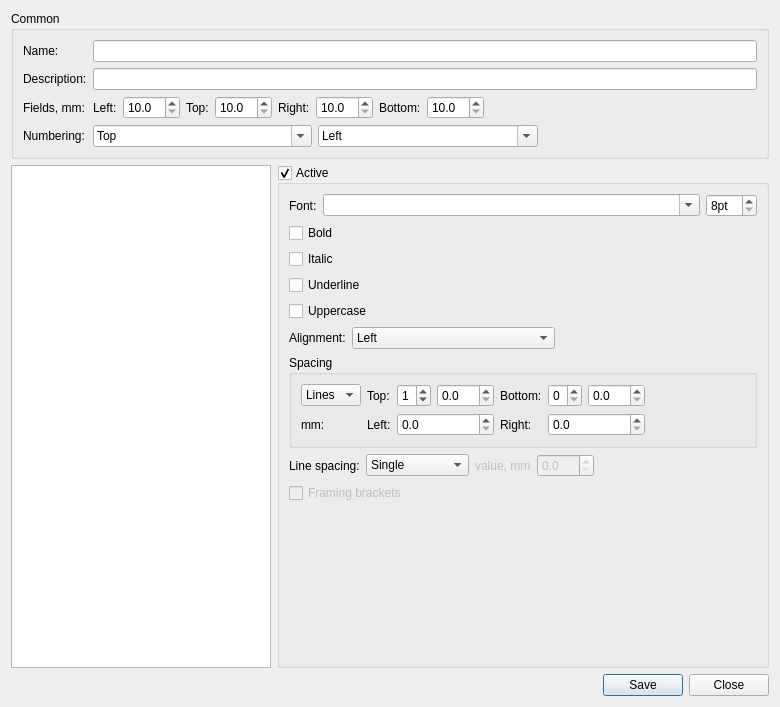
Qt form src/bin/scenarist-desktop/UserInterfaceLayer/Settings/TemplateDialog.ui (dimkanovikov/KITScenarist) before a commit.
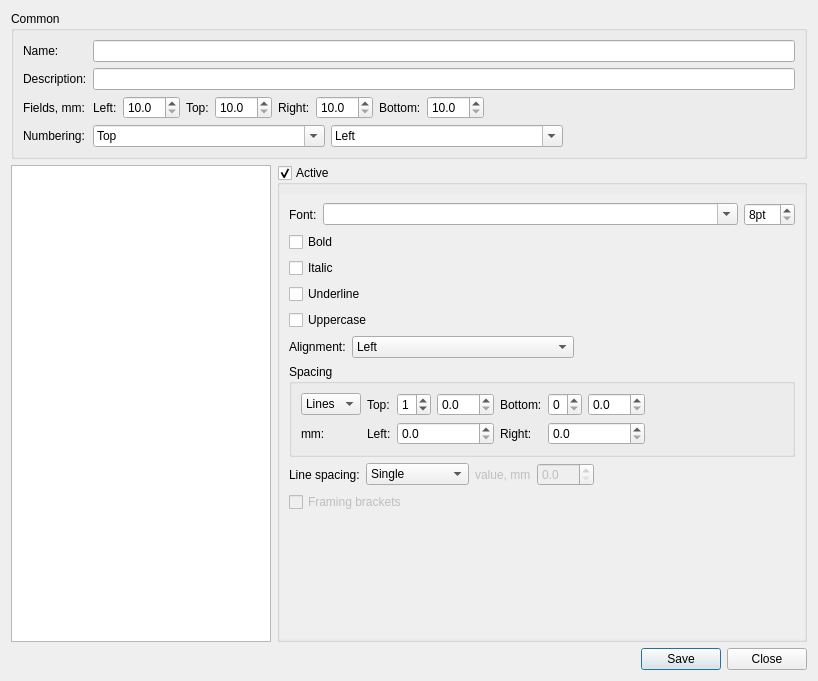
The same form after that commit.

Commit message: Add scrollarea for template settings

Diff of the .ui file:
```diff
--- a/src/bin/scenarist-desktop/UserInterfaceLayer/Settings/TemplateDialog.ui
+++ b/src/bin/scenarist-desktop/UserInterfaceLayer/Settings/TemplateDialog.ui
@@ -6,8 +6,8 @@
    <rect>
     <x>0</x>
     <y>0</y>
-    <width>780</width>
-    <height>707</height>
+    <width>804</width>
+    <height>681</height>
    </rect>
   </property>
   <property name="windowTitle">
@@ -237,6 +237,12 @@
        <verstretch>0</verstretch>
       </sizepolicy>
      </property>
+     <property name="minimumSize">
+      <size>
+       <width>530</width>
+       <height>0</height>
+      </size>
+     </property>
      <property name="title">
       <string>Active</string>
      </property>
@@ -244,92 +250,46 @@
       <bool>true</bool>
      </property>
      <layout class="QGridLayout" name="gridLayout">
-      <item row="1" column="0">
-       <widget class="QCheckBox" name="bold">
-        <property name="text">
-         <string>Bold</string>
-        </property>
-       </widget>
-      </item>
-      <item row="8" column="0" colspan="2">
-       <layout class="QHBoxLayout" name="horizontalLayout_4">
-        <item>
-         <widget class="QLabel" name="label_16">
-          <property name="text">
-           <string>Line spacing:</string>
-          </property>
-         </widget>
-        </item>
-        <item>
-         <widget class="QComboBox" name="lineSpacing">
-          <item>
-           <property name="text">
-            <string>Single</string>
-           </property>
-          </item>
-          <item>
-           <property name="text">
-            <string>One and Half</string>
-           </property>
-          </item>
-          <item>
-           <property name="text">
-            <string>Double</string>
-           </property>
-          </item>
-          <item>
-           <property name="text">
-            <string>Fixed</string>
-           </property>
-          </item>
-         </widget>
-        </item>
-        <item>
-         <widget class="QLabel" name="lineSpacingValueLabel">
-          <property name="enabled">
-           <bool>false</bool>
-          </property>
-          <property name="text">
-           <string>value, mm</string>
-          </property>
-         </widget>
-        </item>
-        <item>
-         <widget class="QDoubleSpinBox" name="lineSpacingValue">
-          <property name="enabled">
-           <bool>false</bool>
-          </property>
-          <property name="decimals">
-           <number>1</number>
-          </property>
-          <property name="maximum">
-           <double>100.000000000000000</double>
-          </property>
-         </widget>
-        </item>
-        <item>
-         <spacer name="horizontalSpacer_6">
-          <property name="orientation">
-           <enum>Qt::Horizontal</enum>
-          </property>
-          <property name="sizeHint" stdset="0">
-           <size>
-            <width>40</width>
-            <height>20</height>
-           </size>
-          </property>
-         </spacer>
-        </item>
-       </layout>
-      </item>
-      <item row="3" column="0">
-       <widget class="QCheckBox" name="underline">
-        <property name="text">
-         <string>Underline</string>
-        </property>
-       </widget>
-      </item>
-      <item row="6" column="0" rowspan="2" colspan="2">
+      <property name="leftMargin">
+       <number>0</number>
+      </property>
+      <property name="rightMargin">
+       <number>0</number>
+      </property>
+      <property name="bottomMargin">
+       <number>0</number>
+      </property>
+      <property name="spacing">
+       <number>0</number>
+      </property>
+      <item row="0" column="0">
+       <widget class="QScrollArea" name="scrollArea">
+        <property name="sizePolicy">
+         <sizepolicy hsizetype="Expanding" vsizetype="Expanding">
+          <horstretch>0</horstretch>
+          <verstretch>0</verstretch>
+         </sizepolicy>
+        </property>
+        <property name="frameShape">
+         <enum>QFrame::NoFrame</enum>
+        </property>
+        <property name="frameShadow">
+         <enum>QFrame::Plain</enum>
+        </property>
+        <property name="widgetResizable">
+         <bool>true</bool>
+        </property>
+        <widget class="QWidget" name="scrollAreaWidgetContents">
+         <property name="geometry">
+          <rect>
+           <x>0</x>
+           <y>0</y>
+           <width>522</width>
+           <height>411</height>
+          </rect>
+         </property>
+         <layout class="QGridLayout" name="gridLayout_5">
+          <item row="7" column="0">
        <widget class="QGroupBox" name="groupBox_2">
         <property name="title">
          <string>Spacing</string>
@@ -468,7 +428,153 @@
         </layout>
        </widget>
       </item>
-      <item row="0" column="0" colspan="2">
+          <item row="5" column="0">
+           <widget class="QCheckBox" name="uppercase">
+            <property name="text">
+             <string>Uppercase</string>
+            </property>
+           </widget>
+          </item>
+          <item row="4" column="0">
+           <widget class="QCheckBox" name="underline">
+            <property name="text">
+             <string>Underline</string>
+            </property>
+           </widget>
+          </item>
+          <item row="8" column="0">
+           <layout class="QHBoxLayout" name="horizontalLayout_4">
+            <item>
+             <widget class="QLabel" name="label_16">
+              <property name="text">
+               <string>Line spacing:</string>
+              </property>
+             </widget>
+            </item>
+            <item>
+             <widget class="QComboBox" name="lineSpacing">
+              <item>
+               <property name="text">
+                <string>Single</string>
+               </property>
+              </item>
+              <item>
+               <property name="text">
+                <string>One and Half</string>
+               </property>
+              </item>
+              <item>
+               <property name="text">
+                <string>Double</string>
+               </property>
+              </item>
+              <item>
+               <property name="text">
+                <string>Fixed</string>
+               </property>
+              </item>
+             </widget>
+            </item>
+            <item>
+             <widget class="QLabel" name="lineSpacingValueLabel">
+              <property name="enabled">
+               <bool>false</bool>
+              </property>
+              <property name="text">
+               <string>value, mm</string>
+              </property>
+             </widget>
+            </item>
+            <item>
+             <widget class="QDoubleSpinBox" name="lineSpacingValue">
+              <property name="enabled">
+               <bool>false</bool>
+              </property>
+              <property name="decimals">
+               <number>1</number>
+              </property>
+              <property name="maximum">
+               <double>100.000000000000000</double>
+              </property>
+             </widget>
+            </item>
+            <item>
+             <spacer name="horizontalSpacer_6">
+              <property name="orientation">
+               <enum>Qt::Horizontal</enum>
+              </property>
+              <property name="sizeHint" stdset="0">
+               <size>
+                <width>40</width>
+                <height>20</height>
+               </size>
+              </property>
+             </spacer>
+            </item>
+           </layout>
+          </item>
+          <item row="3" column="0">
+           <widget class="QCheckBox" name="italic">
+            <property name="text">
+             <string>Italic</string>
+            </property>
+           </widget>
+          </item>
+          <item row="6" column="0">
+           <layout class="QHBoxLayout" name="horizontalLayout_3">
+            <item>
+             <widget class="QLabel" name="label_2">
+              <property name="text">
+               <string>Alignment:</string>
+              </property>
+             </widget>
+            </item>
+            <item>
+             <widget class="QComboBox" name="alignment">
+              <property name="sizePolicy">
+               <sizepolicy hsizetype="Expanding" vsizetype="Fixed">
+                <horstretch>0</horstretch>
+                <verstretch>0</verstretch>
+               </sizepolicy>
+              </property>
+              <item>
+               <property name="text">
+                <string>Left</string>
+               </property>
+              </item>
+              <item>
+               <property name="text">
+                <string>Center</string>
+               </property>
+              </item>
+              <item>
+               <property name="text">
+                <string>Right</string>
+               </property>
+              </item>
+              <item>
+               <property name="text">
+                <string>Justify</string>
+               </property>
+              </item>
+             </widget>
+            </item>
+            <item>
+             <spacer name="horizontalSpacer_3">
+              <property name="orientation">
+               <enum>Qt::Horizontal</enum>
+              </property>
+              <property name="sizeHint" stdset="0">
+               <size>
+                <width>40</width>
+                <height>20</height>
+               </size>
+              </property>
+             </spacer>
+            </item>
+           </layout>
+          </item>
+          <item row="0" column="0">
        <layout class="QHBoxLayout" name="horizontalLayout_2">
         <item>
          <widget class="QLabel" name="label">
@@ -505,61 +611,24 @@
         </item>
        </layout>
       </item>
-      <item row="5" column="0" colspan="2">
-       <layout class="QHBoxLayout" name="horizontalLayout_3">
-        <item>
-         <widget class="QLabel" name="label_2">
+          <item row="1" column="0">
+           <widget class="QCheckBox" name="bold">
           <property name="text">
-           <string>Alignment:</string>
+             <string>Bold</string>
           </property>
          </widget>
         </item>
-        <item>
-         <widget class="QComboBox" name="alignment">
-          <property name="sizePolicy">
-           <sizepolicy hsizetype="Expanding" vsizetype="Fixed">
-            <horstretch>0</horstretch>
-            <verstretch>0</verstretch>
-           </sizepolicy>
-          </property>
-          <item>
+          <item row="9" column="0">
+           <widget class="QCheckBox" name="framingBrackets">
+            <property name="enabled">
+             <bool>false</bool>
+            </property>
            <property name="text">
-            <string>Left</string>
-           </property>
-          </item>
-          <item>
-           <property name="text">
-            <string>Center</string>
-           </property>
-          </item>
-          <item>
-           <property name="text">
-            <string>Right</string>
-           </property>
-          </item>
-          <item>
-           <property name="text">
-            <string>Justify</string>
-           </property>
-          </item>
-         </widget>
-        </item>
-        <item>
-         <spacer name="horizontalSpacer_3">
-          <property name="orientation">
-           <enum>Qt::Horizontal</enum>
-          </property>
-          <property name="sizeHint" stdset="0">
-           <size>
-            <width>40</width>
-            <height>20</height>
-           </size>
-          </property>
-         </spacer>
-        </item>
-       </layout>
-      </item>
-      <item row="10" column="1">
+             <string>Framing brackets</string>
+            </property>
+           </widget>
+          </item>
+          <item row="10" column="0">
        <spacer name="verticalSpacer">
         <property name="orientation">
          <enum>Qt::Vertical</enum>
@@ -567,33 +636,13 @@
         <property name="sizeHint" stdset="0">
          <size>
           <width>20</width>
-          <height>10</height>
+              <height>40</height>
          </size>
         </property>
        </spacer>
       </item>
-      <item row="4" column="0">
-       <widget class="QCheckBox" name="uppercase">
-        <property name="text">
-         <string>Uppercase</string>
-        </property>
-       </widget>
-      </item>
-      <item row="2" column="0">
-       <widget class="QCheckBox" name="italic">
-        <property name="text">
-         <string>Italic</string>
-        </property>
-       </widget>
-      </item>
-      <item row="9" column="0" colspan="2">
-       <widget class="QCheckBox" name="framingBrackets">
-        <property name="enabled">
-         <bool>false</bool>
-        </property>
-        <property name="text">
-         <string>Framing brackets</string>
-        </property>
+         </layout>
+        </widget>
        </widget>
       </item>
      </layout>
```
Left out of the diff: 5 changed lines with no effect on the pictures. Lines whose indentation alone changed are shown as unchanged.
